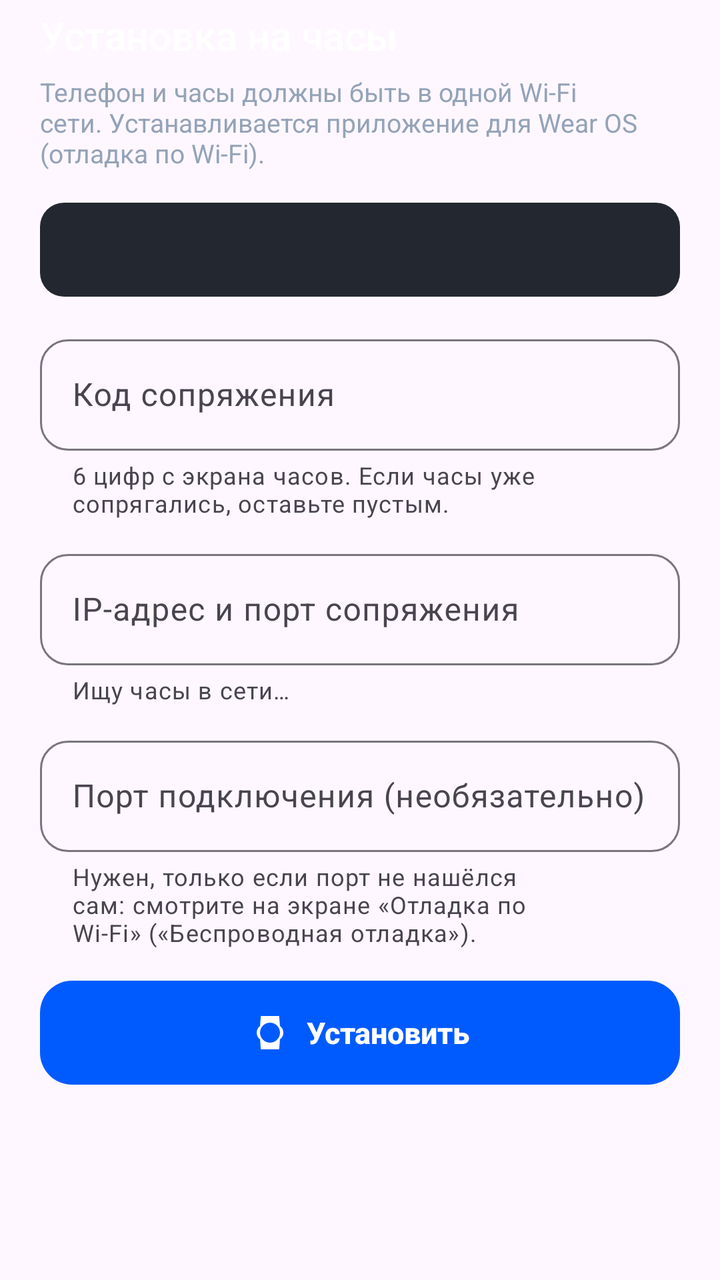
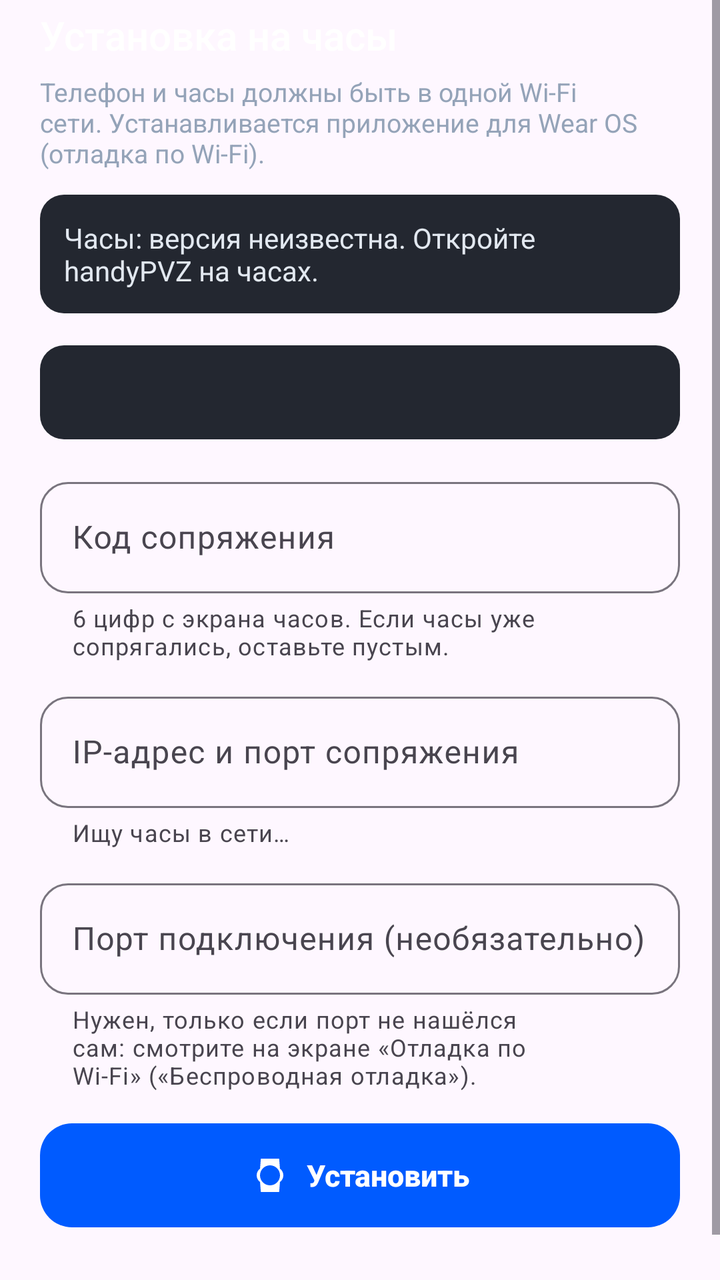

Screens rendered from an Android XML layout before and after an edit, with the pre-edit source and the edit as a unified diff.
<!-- AndroidManifest.xml: application theme Theme.HandyPVZ -->
<!-- res/layout/sheet_watch_install.xml -->
<?xml version="1.0" encoding="utf-8"?>
<ScrollView xmlns:android="http://schemas.android.com/apk/res/android"
    xmlns:app="http://schemas.android.com/apk/res-auto"
    android:layout_width="match_parent"
    android:layout_height="wrap_content"
    android:fillViewport="true"
    android:overScrollMode="ifContentScrolls">

    <LinearLayout
        android:layout_width="match_parent"
        android:layout_height="wrap_content"
        android:orientation="vertical"
        android:paddingStart="20dp"
        android:paddingTop="4dp"
        android:paddingEnd="20dp"
        android:paddingBottom="16dp">

        <TextView
            android:layout_width="match_parent"
            android:layout_height="wrap_content"
            android:fontFamily="sans-serif-medium"
            android:text="@string/watch_title"
            android:textColor="#FFFFFF"
            android:textSize="20sp" />

        <TextView
            android:layout_width="match_parent"
            android:layout_height="wrap_content"
            android:layout_marginTop="6dp"
            android:text="@string/watch_subtitle"
            android:textColor="@color/on_surface_muted"
            android:textSize="13sp" />

        <TextView
            android:id="@+id/watchSteps"
            android:layout_width="match_parent"
            android:layout_height="wrap_content"
            android:layout_marginTop="16dp"
            android:background="@drawable/bg_status_badge"
            android:lineSpacingMultiplier="1.05"
            android:padding="14dp"
            android:textColor="@color/on_surface_variant"
            android:textSize="14sp" />

        <com.google.android.material.textfield.TextInputLayout
            android:id="@+id/codeLayout"
            style="@style/Widget.Material3.TextInputLayout.OutlinedBox"
            android:layout_width="match_parent"
            android:layout_height="wrap_content"
            android:layout_marginTop="16dp"
            android:hint="@string/watch_field_code"
            app:boxCornerRadiusBottomEnd="14dp"
            app:boxCornerRadiusBottomStart="14dp"
            app:boxCornerRadiusTopEnd="14dp"
            app:boxCornerRadiusTopStart="14dp"
            app:helperText="@string/watch_field_code_helper"
            app:counterEnabled="false">

            <com.google.android.material.textfield.TextInputEditText
                android:id="@+id/codeInput"
                android:layout_width="match_parent"
                android:layout_height="wrap_content"
                android:imeOptions="actionNext"
                android:inputType="numberPassword"
                android:maxLength="6"
                android:singleLine="true" />
        </com.google.android.material.textfield.TextInputLayout>

        <com.google.android.material.textfield.TextInputLayout
            android:id="@+id/hostLayout"
            style="@style/Widget.Material3.TextInputLayout.OutlinedBox"
            android:layout_width="match_parent"
            android:layout_height="wrap_content"
            android:layout_marginTop="12dp"
            android:hint="@string/watch_field_pair_host"
            app:boxCornerRadiusBottomEnd="14dp"
            app:boxCornerRadiusBottomStart="14dp"
            app:boxCornerRadiusTopEnd="14dp"
            app:boxCornerRadiusTopStart="14dp"
            app:helperText="@string/watch_searching">

            <com.google.android.material.textfield.TextInputEditText
                android:id="@+id/hostInput"
                android:layout_width="match_parent"
                android:layout_height="wrap_content"
                android:digits="0123456789.:"
                android:imeOptions="actionNext"
                android:inputType="textNoSuggestions"
                android:singleLine="true" />
        </com.google.android.material.textfield.TextInputLayout>

        <com.google.android.material.textfield.TextInputLayout
            android:id="@+id/portLayout"
            style="@style/Widget.Material3.TextInputLayout.OutlinedBox"
            android:layout_width="match_parent"
            android:layout_height="wrap_content"
            android:layout_marginTop="12dp"
            android:hint="@string/watch_field_connect_port"
            app:boxCornerRadiusBottomEnd="14dp"
            app:boxCornerRadiusBottomStart="14dp"
            app:boxCornerRadiusTopEnd="14dp"
            app:boxCornerRadiusTopStart="14dp"
            app:helperText="@string/watch_field_connect_port_helper">

            <com.google.android.material.textfield.TextInputEditText
                android:id="@+id/portInput"
                android:layout_width="match_parent"
                android:layout_height="wrap_content"
                android:imeOptions="actionDone"
                android:inputType="number"
                android:maxLength="5"
                android:singleLine="true" />
        </com.google.android.material.textfield.TextInputLayout>

        <TextView
            android:id="@+id/watchStatus"
            android:layout_width="match_parent"
            android:layout_height="wrap_content"
            android:layout_marginTop="16dp"
            android:fontFamily="sans-serif-medium"
            android:textColor="@color/on_surface_variant"
            android:textSize="14sp"
            android:visibility="gone" />

        <com.google.android.material.progressindicator.LinearProgressIndicator
            android:id="@+id/watchProgress"
            android:layout_width="match_parent"
            android:layout_height="wrap_content"
            android:layout_marginTop="8dp"
            android:indeterminate="true"
            android:visibility="gone"
            app:indicatorColor="@color/brand"
            app:trackColor="@color/surface_variant"
            app:trackCornerRadius="2dp" />

        <com.google.android.material.button.MaterialButton
            android:id="@+id/watchInstallButton"
            style="@style/Widget.HandyPVZ.Button.Primary"
            android:layout_width="match_parent"
            android:layout_height="52dp"
            android:layout_marginTop="16dp"
            android:text="@string/watch_install"
            app:icon="@drawable/ic_watch" />

        <TextView
            android:id="@+id/watchFooter"
            android:layout_width="match_parent"
            android:layout_height="wrap_content"
            android:layout_marginTop="16dp"
            android:textColor="@color/on_surface_muted"
            android:textSize="13sp" />
    </LinearLayout>
</ScrollView>
<!-- resources referenced by this layout -->
<resources>
  <color name="brand">#005BFF</color>
  <color name="on_surface_muted">#94A3B8</color>
  <color name="on_surface_variant">#E2E8F0</color>
  <color name="surface_variant">#232730</color>
  <!-- drawable bg_status_badge (drawable) -->
  <?xml version="1.0" encoding="utf-8"?>
  <shape xmlns:android="http://schemas.android.com/apk/res/android"
      android:shape="rectangle">
      <solid android:color="@color/surface_variant" />
      <corners android:radius="12dp" />
  </shape>
  <!-- drawable ic_watch (drawable) -->
  <vector xmlns:android="http://schemas.android.com/apk/res/android"
      android:width="24dp"
      android:height="24dp"
      android:viewportWidth="24"
      android:viewportHeight="24">
      <path
          android:fillColor="#FFFFFFFF"
          android:pathData="M20,12c0,-1.64 -0.8,-3.09 -2.03,-4.01L17.5,2h-11l-0.47,5.99C4.8,8.91 4,10.36 4,12s0.8,3.09 2.03,4.01L6.5,22h11l0.47,-5.99C19.2,15.09 20,13.64 20,12zM12,18c-3.31,0 -6,-2.69 -6,-6s2.69,-6 6,-6 6,2.69 6,6 -2.69,6 -6,6z" />
  </vector>
  <string name="watch_field_code">Код сопряжения</string>
  <string name="watch_field_code_helper">6 цифр с экрана часов. Если часы уже сопрягались, оставьте пустым.</string>
  <string name="watch_field_connect_port">Порт подключения (необязательно)</string>
  <string name="watch_field_connect_port_helper">Нужен, только если порт не нашёлся сам: смотрите на экране «Отладка по Wi-Fi» («Беспроводная отладка»).</string>
  <string name="watch_field_pair_host">IP-адрес и порт сопряжения</string>
  <string name="watch_install">Установить</string>
  <string name="watch_searching">Ищу часы в сети…</string>
  <string name="watch_subtitle">Телефон и часы должны быть в одной Wi-Fi сети. Устанавливается приложение для Wear OS (отладка по Wi-Fi).</string>
  <string name="watch_title">Установка на часы</string>
  <style name="Widget.HandyPVZ.Button.Primary" parent="Widget.Material3.Button">
          <item name="android:minHeight">52dp</item>
          <item name="android:textColor">#FFFFFF</item>
          <item name="android:textSize">15sp</item>
          <item name="android:textStyle">bold</item>
          <item name="android:insetTop">0dp</item>
          <item name="android:insetBottom">0dp</item>
          <item name="backgroundTint">@color/brand</item>
          <item name="cornerRadius">16dp</item>
          <item name="iconTint">#FFFFFF</item>
          <item name="iconGravity">textStart</item>
          <item name="iconPadding">8dp</item>
          <item name="iconSize">20dp</item>
          <item name="android:letterSpacing">0</item>
          <item name="textAllCaps">false</item>
      </style>
  <style name="Theme.HandyPVZ" parent="Theme.Material3.DayNight.NoActionBar">
          <item name="colorPrimary">@color/brand</item>
          <item name="android:statusBarColor">@color/brand</item>
      </style>
</resources>

<!-- the commit's change to res/layout/sheet_watch_install.xml (unified diff, before → after) -->
@@ -30,6 +30,17 @@
             android:text="@string/watch_subtitle"
             android:textColor="@color/on_surface_muted"
             android:textSize="13sp" />
+
+        <TextView
+            android:id="@+id/watchVersionInfo"
+            android:layout_width="match_parent"
+            android:layout_height="wrap_content"
+            android:layout_marginTop="12dp"
+            android:background="@drawable/bg_status_badge"
+            android:padding="12dp"
+            android:text="@string/watch_version_unknown"
+            android:textColor="@color/on_surface_variant"
+            android:textSize="14sp" />
 
         <TextView
             android:id="@+id/watchSteps"
<!-- resource entries referenced after the edit -->
@@ -30,6 +30,7 @@
   <string name="watch_searching">Ищу часы в сети…</string>
   <string name="watch_subtitle">Телефон и часы должны быть в одной Wi-Fi сети. Устанавливается приложение для Wear OS (отладка по Wi-Fi).</string>
   <string name="watch_title">Установка на часы</string>
+  <string name="watch_version_unknown">Часы: версия неизвестна. Откройте handyPVZ на часах.</string>
   <style name="Widget.HandyPVZ.Button.Primary" parent="Widget.Material3.Button">
           <item name="android:minHeight">52dp</item>
           <item name="android:textColor">#FFFFFF</item>
